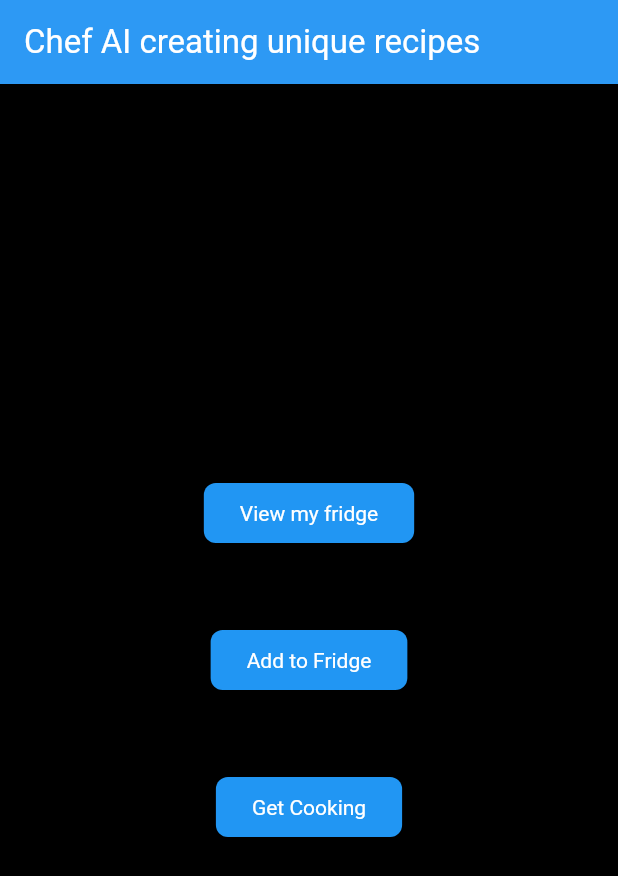
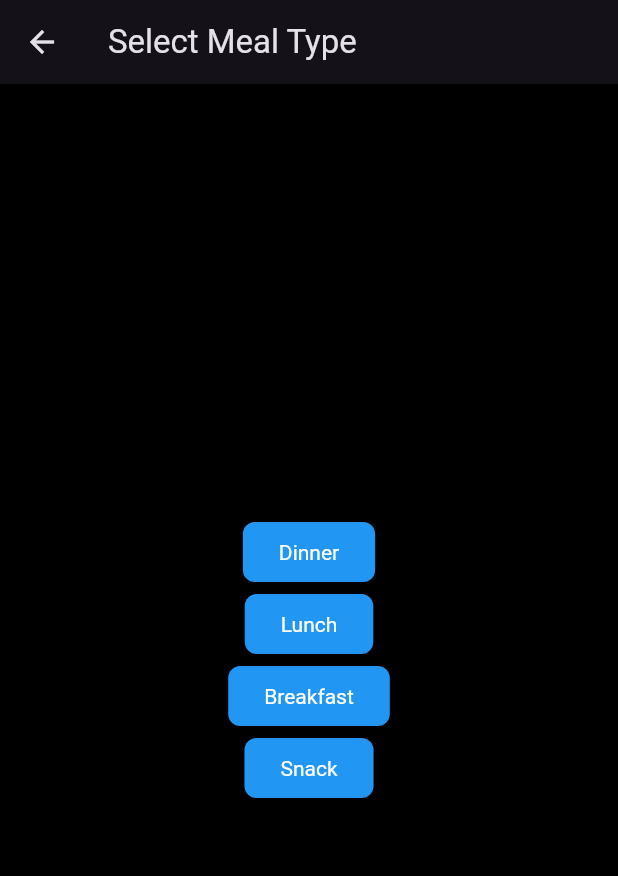
Before and after one commit to micfun123/ChefAI, a Flutter app: the screen it shows after launch, after a tap on "Get Cooking", on a phone screen of 412 x 824 dp. Shown: the top 876 px of the screen. Run offline on Flutter 3.47's test engine with Material 3 defaults, Android fonts, the phone set to English and light mode, and no system bars; our stand-ins replace google_generative_ai, sqflite; accounts and stored records are empty; Roboto replaces fonts that are missing (Outfit, Readex Pro).

Commit message:
Finihsed app

````diff
--- a/lib/add_item_page.dart
+++ b/lib/add_item_page.dart
@@ -97,7 +97,7 @@ class _AddItemPageState extends State<AddItemPage> {
               DropdownButtonFormField<String>( //select amount from grams or ml (maybe add US units later)
                 value: _unit,
                 decoration: InputDecoration(labelText: 'Unit'),
-                items: ['grams', 'ml'].map((String unit) {
+                items: ['grams', 'ml','oz','lb'].map((String unit) {
                   return DropdownMenuItem<String>(
                     value: unit,
                     child: Text(unit),
--- a/lib/main.dart
+++ b/lib/main.dart
@@ -1,5 +1,4 @@
 // main.dart
-
 import 'dart:convert';
 import 'package:chef_ai/database_helper.dart';
 import 'package:flutter/material.dart';
@@ -7,7 +6,8 @@ import 'add_item_page.dart';
 import 'view_fridge_page.dart';
 import 'meal_plan_generator.dart';
 import 'item_model.dart';
-import 'recipe_page.dart'; // Import the RecipePage
+import 'recipe_page.dart';
+import 'meal_selection_page.dart'; // Import the MealSelectionPage
 
 void main() => runApp(MyApp());
 
@@ -100,36 +100,51 @@ class _HomePageWidgetState extends State<HomePageWidget> {
                 const SizedBox(height: 50),
                 ElevatedButton(
                   onPressed: () async {
-                    final dbHelper = DatabaseHelper();
-                    final itemsMapList = await dbHelper.getItems(); // Fetch items as Map<String, dynamic>
+                    final selectedMealType = await Navigator.push(
+                      context,
+                      MaterialPageRoute(builder: (context) => MealSelectionPage()),
+                    );
 
-                    // Convert Map<String, dynamic> items to List<Item>
-                    final items = itemsMapList.map((itemMap) => Item.fromMap(itemMap)).toList();
+                    if (selectedMealType != null) {
+                      final dbHelper = DatabaseHelper();
+                      final itemsMapList = await dbHelper.getItems();
 
-                    // Extract ingredient names as a list of strings
-                    final ingredients = items.map((item) => item.name).toList();
+                      final items = itemsMapList.map((itemMap) => Item.fromMap(itemMap)).toList();
+                      final ingredients = items.map((item) => item.name).toList();
 
-                    try {
-                      final mealPlanString = await generateMealPlan(ingredients, items);
-                        // Assuming generateMealPlan returns a JSON string
+                      try {
+                        ScaffoldMessenger.of(context).showSnackBar(
+                          SnackBar(
+                            content: const Text(
+                              'Your meal is being generated by the robot chef!',
+                              style: TextStyle(
+                                fontFamily: 'Outfit',
+                                color: Colors.white,
+                                fontSize: 22,
+                                letterSpacing: 0,
+                              ),
+                            ),
+                            backgroundColor: Theme.of(context).primaryColor,
+                          ),
+                        );
+                        final mealPlanString = await generateMealPlan(ingredients, items, selectedMealType);
 
-                        // Parse the JSON string into a Map<String, dynamic>
+
                         final mealPlanMap = jsonDecode(mealPlanString!);
 
-                        // Navigate to RecipePage and pass the parsed meal plan
                         Navigator.push(
                           context,
                           MaterialPageRoute(
                             builder: (context) => RecipePage(mealPlan: mealPlanMap),
                           ),
                         );
-                    } catch (e) {
-                      print('Failed to generate meal plan: $e');
+                      } catch (e) {
+                        print('Failed to generate meal plan: $e');
+                      }
                     }
                   },
                   child: const Text('Get Cooking'),
                 ),
-
               ],
             ),
           ),
--- a/lib/meal_plan_generator.dart
+++ b/lib/meal_plan_generator.dart
@@ -11,12 +11,12 @@ final model = GenerativeModel(
 );
 
 // Function to generate meal plan based on ingredients and prompt
-Future<String?> generateMealPlan(List<String> ingredients, List<Item> items) async {
+Future<String?> generateMealPlan(List<String> ingredients, List<Item> items, selectedMealType) async {
   // Sort items by expiry date or date added (adjust as per your priority)
 
   // Prepare prompt for generative model
-  final prompt = 'Generate me a meal that uses $ingredients prioritized by the expiry date or date added to the fridge (Not all items have expirty dates and that is ok.). return this with a title,nutritionalInfo and then recipes there are no dietary requirments. please dont ask any more follow up questions. Return as a Json Do not have ```json or ``` You must allways have the recipe(ingredients, instructions) , calories,fat,carbohydrates,protein. ONLY EVER RETURN ONE THING. CHANGE IT EVERY TIME';
-  print(ingredients);
+  final prompt = 'Generate me a $selectedMealType meal that uses $ingredients prioritized by the expiry date or date added to the fridge (Not all items have expirty dates and that is ok.). return this with a title,nutritionalInfo and then recipes there are no dietary requirments. please dont ask any more follow up questions. Return as a Json Do not have ```json or ``` You must allways have the recipe(ingredients, instructions) , calories,fat,carbohydrates,protein. ONLY EVER RETURN ONE THING. CHANGE IT EVERY TIME Note: you do not need to use everything. Just the things that fit the meal we want';
+  print(prompt);
   try {
     // Generate response from generative model
     final content = [Content.text(prompt)];
@@ -32,5 +32,5 @@ Future<String?> generateMealPlan(List<String> ingredients, List<Item> items) asy
 // Function to retrieve the API key securely (replace with your implementation)
 String getApiKey() {
   // Implement logic to retrieve the API key from a secure source (e.g., environment variable)
-  return "KEEY"; // Replace with placeholder
+  return "AIzaSyBopyknj48SQwZYsjri-r8HyDJ6ZabLKMc"; // Replace with placeholder
 }
--- /dev/null
+++ b/lib/meal_selection_page.dart
@@ -0,0 +1,44 @@
+// meal_selection_page.dart
+import 'package:flutter/material.dart';
+
+class MealSelectionPage extends StatelessWidget {
+  @override
+  Widget build(BuildContext context) {
+    return Scaffold(
+      appBar: AppBar(
+        title: Text('Select Meal Type'),
+      ),
+      body: Center(
+        child: Column(
+          mainAxisAlignment: MainAxisAlignment.center,
+          children: [
+            ElevatedButton(
+              onPressed: () {
+                Navigator.pop(context, 'Dinner');
+              },
+              child: Text('Dinner'),
+            ),
+            ElevatedButton(
+              onPressed: () {
+                Navigator.pop(context, 'Lunch');
+              },
+              child: Text('Lunch'),
+            ),
+            ElevatedButton(
+              onPressed: () {
+                Navigator.pop(context, 'Breakfast');
+              },
+              child: Text('Breakfast'),
+            ),
+            ElevatedButton(
+              onPressed: () {
+                Navigator.pop(context, 'Snack');
+              },
+              child: Text('Snack'),
+            ),
+          ],
+        ),
+      ),
+    );
+  }
+}
--- a/pubspec.yaml
+++ b/pubspec.yaml
@@ -37,6 +37,7 @@ dependencies:
   cupertino_icons: ^1.0.2
   sqflite: ^2.3.2
   google_generative_ai: ^0.4.3
+  googleapis: ^13.1.0
 
 dev_dependencies:
   flutter_test:
````
Also changed, not shown: 2 other files.
